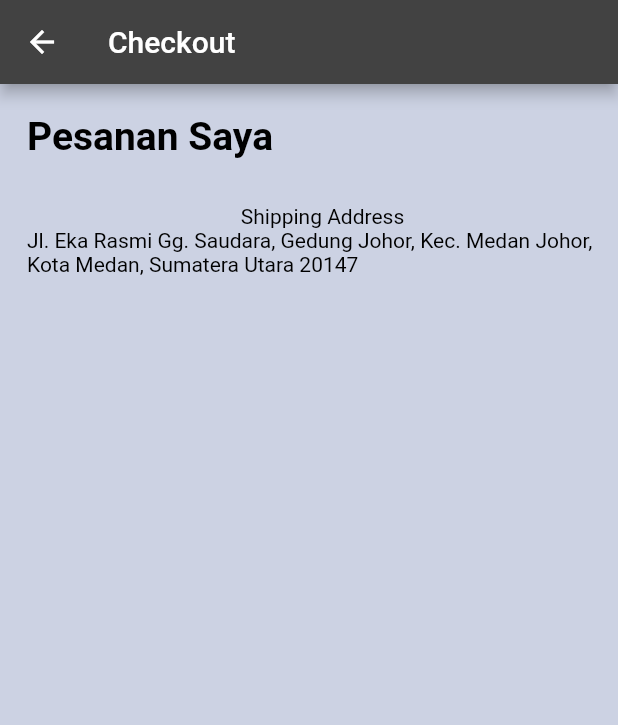
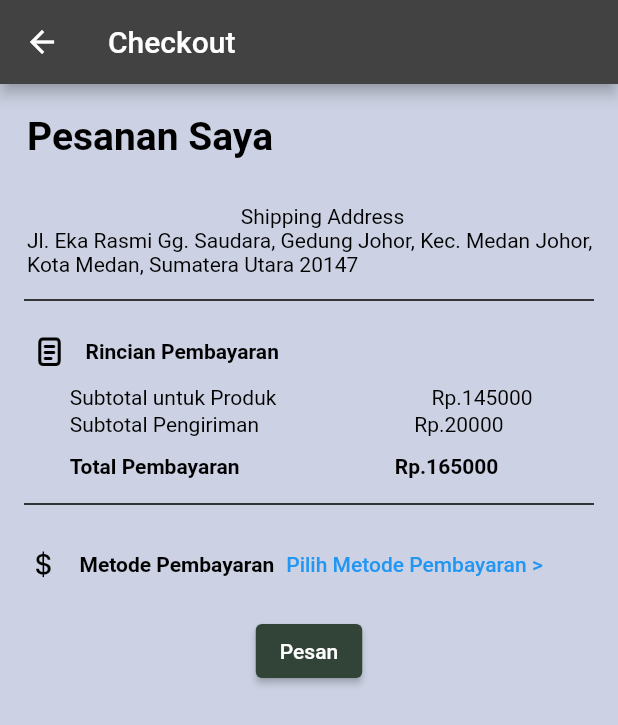
Before and after one commit to havel373/ta-bouquet, a Flutter app: the checkoutPage screen opened directly, on a phone screen of 412 x 824 dp. Shown: the top 725 px of the screen. Run offline on Flutter 3.47's test engine with Material 2 defaults, Android fonts, the phone set to English and light mode, and no system bars; our stand-ins replace badges, card_swiper, flutter_rating_bar, shimmer; missing offline and left inert: awesome_rating, clippy_flutter; Roboto replaces fonts that are missing (Oxygen).

Commit message:
update checkout dan pembayaran

```diff
--- a/lib/screen/checkoutPage.dart
+++ b/lib/screen/checkoutPage.dart
@@ -1,6 +1,8 @@
+import 'package:flutter/cupertino.dart';
 import 'package:flutter/material.dart';
 import 'package:ta/screen/notifications/page/sudahdibacaPage.dart';
 import 'package:ta/screen/notifications/page/tidakadanotifPage.dart';
+import 'package:ta/screen/pilihmetodepembayaranPage.dart';
 
 class checkoutPage extends StatelessWidget {
   @override
@@ -49,10 +51,160 @@ class checkoutPage extends StatelessWidget {
                       "Jl. Eka Rasmi Gg. Saudara, Gedung Johor, Kec. Medan Johor, Kota Medan, Sumatera Utara 20147",
                     style: TextStyle(color: Colors.black),
                   ),
-                )
+                ),
               ],
             ),
           ),
+          const Divider(
+            color: Colors.black,
+            height: 32.0,
+            thickness: 1.0,
+            indent: 16.0,
+            endIndent: 16.0,
+          ),
+          SizedBox(height: 6),
+          Container(
+            padding: EdgeInsets.only(left: 22),
+            child: Column(
+              children: [
+                Row(
+                  children: [
+                    Container(
+                      width: 22,
+                      height: 24,
+                      child: Image.asset('assets/images/icon_pesanan.png',
+                        fit: BoxFit.contain,),
+                    ),
+                    Container(
+                      padding: EdgeInsets.only(left: 13),
+                      child: const Text("Rincian Pembayaran",
+                        style: TextStyle(
+                            fontSize: 14,
+                            fontFamily: 'Oxygen',
+                            fontWeight: FontWeight.w700,
+                            color: Colors.black
+                        ),),
+                    ),
+                  ],
+                ),
+                SizedBox(height: 10),
+                Container(
+                  width: 341,
+                  height: 18,
+                  child: Row(
+                    children: [
+                      Container(
+                        padding:EdgeInsets.only(left: 0),
+                        child: Text(
+                          "Subtotal untuk Produk",
+                          style: TextStyle(color: Colors.black),
+                        ),
+                      ),
+                      Container(
+                        padding: EdgeInsets.only(left: 100),
+                        child: Text(" Rp.145000",
+                          style: TextStyle(color: Colors.black),),
+                      ),
+                    ],
+                  ),
+                ),
+                Container(
+                  width: 341,
+                  height: 18,
+                  child: Row(
+                    children: [
+                      Container(
+                        padding:EdgeInsets.only(left: 0),
+                        child: Text(
+                          "Subtotal Pengiriman",
+                          style: TextStyle(color: Colors.black),
+                        ),
+                      ),
+                      Container(
+                        padding: EdgeInsets.only(left: 100),
+                        child: Text(" Rp.20000",
+                          style: TextStyle(color: Colors.black),),
+                      ),
+                    ],
+                  ),
+                ),
+                SizedBox(height: 10),
+                Container(
+                  width: 341,
+                  height: 18,
+                  child: Row(
+                    children: [
+                      Container(
+                        padding:EdgeInsets.only(left: 0),
+                        child: Text(
+                          "Total Pembayaran",
+                          style: TextStyle(color: Colors.black, fontWeight: FontWeight.w700, fontSize: 14),
+                        ),
+                      ),
+                      Container(
+                        padding: EdgeInsets.only(left: 100),
+                        child: Text(" Rp.165000",
+                          style: TextStyle(color: Colors.black, fontWeight: FontWeight.w700, fontSize: 14),),
+                      ),
+                    ],
+                  ),
+                ),
+              ],
+            ),
+          ),
+          const Divider(
+            color: Colors.black,
+            height: 32.0,
+            thickness: 1.0,
+            indent: 16.0,
+            endIndent: 16.0,
+          ),
+          Container(
+            padding: EdgeInsets.only(left: 18),
+            child:
+            Row(
+              children: [
+                Container(
+                  width: 22,
+                  height: 24,
+                  child: Icon(CupertinoIcons.money_dollar, color: Colors.black)
+                ),
+                Container(
+                  padding: EdgeInsets.only(left: 13),
+                  child: const Text("Metode Pembayaran",
+                    style: TextStyle(
+                        fontSize: 14,
+                        fontFamily: 'Oxygen',
+                        fontWeight: FontWeight.w700,
+                        color: Colors.black
+                    ),),
+                ),
+                Container(
+                  child: TextButton(
+                    onPressed: () {
+                      Navigator.push(context,
+                          MaterialPageRoute(builder: (context) =>PilihanPembayaran())
+                      );
+                    },
+                    child: Text("Pilih Metode Pembayaran >")),
+                ),
+              ],
+            ),
+          ),
+          SizedBox(height: 10),
+          Container(
+            child: ElevatedButton(
+              onPressed: () {  },
+              child: Text("Pesan"),
+              style: ButtonStyle(
+                backgroundColor: MaterialStateProperty.all<Color>(
+                    const Color.fromARGB(255, 49, 68, 55)),
+              ),
+
+            ),
+          ),
+
+
 
 
         ],
```
Also changed, not shown: lib/screen/pilihmetodepembayaranPage.dart (added, +63 -0 lines).
